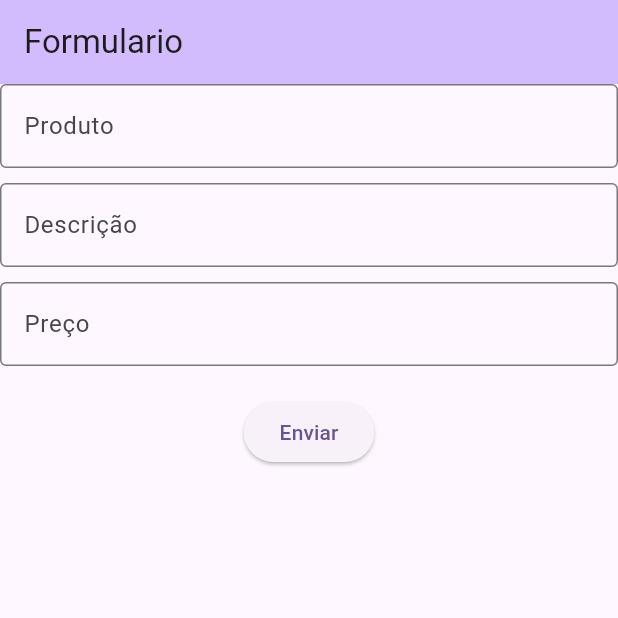
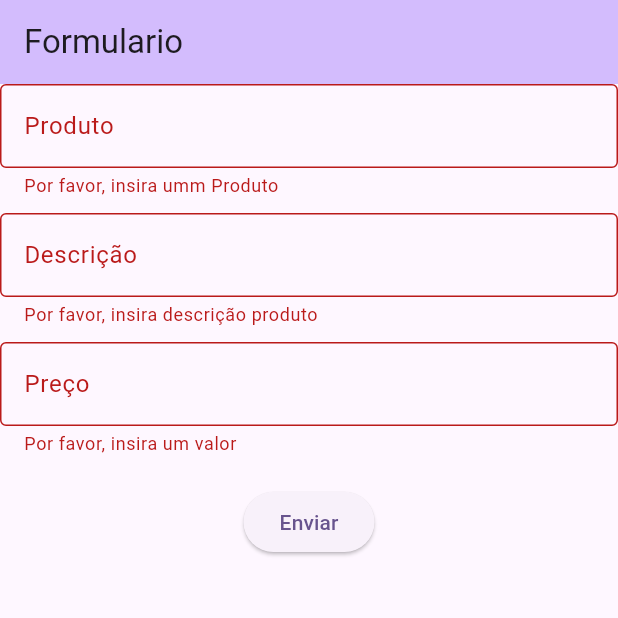
Before and after one commit to FabricioLourenco/CrudPedidosMobile, a Flutter app: the screen it shows after launch, after a tap on "Enviar", on a phone screen of 412 x 824 dp, the top half of it. Run offline on Flutter 3.47's test engine with Material 3 defaults, Android fonts, the phone set to English and light mode, and no system bars; our stand-ins replace get.

Commit message:
butão salvar snackbat sucesso

```diff
--- /dev/null
+++ b/lib/ControllerBinding.dart
@@ -0,0 +1,10 @@
+import 'package:conectar_api/controllers/produtoController.dart';
+import 'package:get/get.dart';
+
+class ControllerBinding implements Bindings{
+  @override
+  void dependencies() {
+      Get.lazyPut<ProdutoController>(() => ProdutoController());
+  }
+
+}
--- a/lib/controllers/produtoController.dart
+++ b/lib/controllers/produtoController.dart
@@ -8,8 +8,7 @@ class ProdutoController extends GetxController{
   ProdutoService _produtoService = ProdutoService();
 
   var isLoading = false.obs;
-  static ProdutoController get produtoController
-  => Get.find();
+  static ProdutoController get produtoController => Get.find();
 
   Future<dynamic> salvar (Produtomodel produtoModel) async{
     isLoading.value = true;
--- a/lib/main.dart
+++ b/lib/main.dart
@@ -1,7 +1,10 @@
 import 'package:conectar_api/screens/homeScreen.dart';
 import 'package:flutter/material.dart';
 
+import 'ControllerBinding.dart';
+
 void main() {
+  ControllerBinding().dependencies();
   runApp(const MyApp());
 }
 
--- a/lib/screens/homeScreen.dart
+++ b/lib/screens/homeScreen.dart
@@ -1,4 +1,5 @@
 import 'package:conectar_api/controllers/produtoController.dart';
+import 'package:conectar_api/models/ProdutoModel.dart';
 import 'package:flutter/cupertino.dart';
 import 'package:flutter/material.dart';
 import 'package:get/get.dart';
@@ -26,6 +27,8 @@ class _HomeScreenState extends State<HomeScreen> {
       ),
       body:
       Obx(()=>
+        controllerProduto.isLoading.value?
+        Center(child: CircularProgressIndicator(),) :
       Column(
         mainAxisAlignment: MainAxisAlignment.start,
         children: <Widget>[
@@ -79,7 +82,40 @@ class _HomeScreenState extends State<HomeScreen> {
                   ),
                   SizedBox(height: 20,),
                   ElevatedButton(
-                    onPressed: ()  {
+                    onPressed: ()  async {
+                        if(_formKey.currentState!.validate()){
+                          final produto = Produtomodel(
+                              nome: _nomeController.text,
+                              descricao: _descricaoController.text,
+                              preco: double.tryParse(_precoController.text) ?? 0.0
+                          );
+
+                         var response= true;
+                          // await controllerProduto.salvar(produto);
+
+                         if(response != null || response !=false){
+                            ScaffoldMessenger.of(context).showSnackBar(
+                              SnackBar(content:
+                                      Row(
+                                        children: [
+                                          Icon(Icons.check, color: Colors.white,),
+                                          SizedBox(width: 8,),
+                                          Expanded(
+                                            child: Text("Salvo com sucesso",
+                                            style: TextStyle(color: Colors.white),),
+                                          )
+                                        ],
+                                      ),
+                                backgroundColor: Colors.green,
+                                behavior: SnackBarBehavior.floating,
+                                duration: Duration(seconds: 2),
+                                margin: EdgeInsets.all(10),
+                              )
+                            );
+                         }
+
+
+                        }
 
 
 
```
